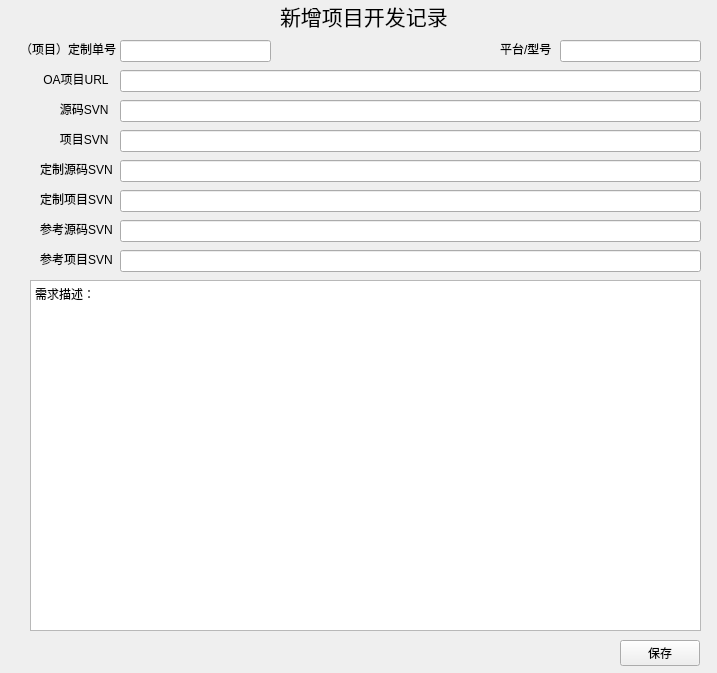
Old version of the form prjwindow.ui in the repository HEYsir/prjbox.
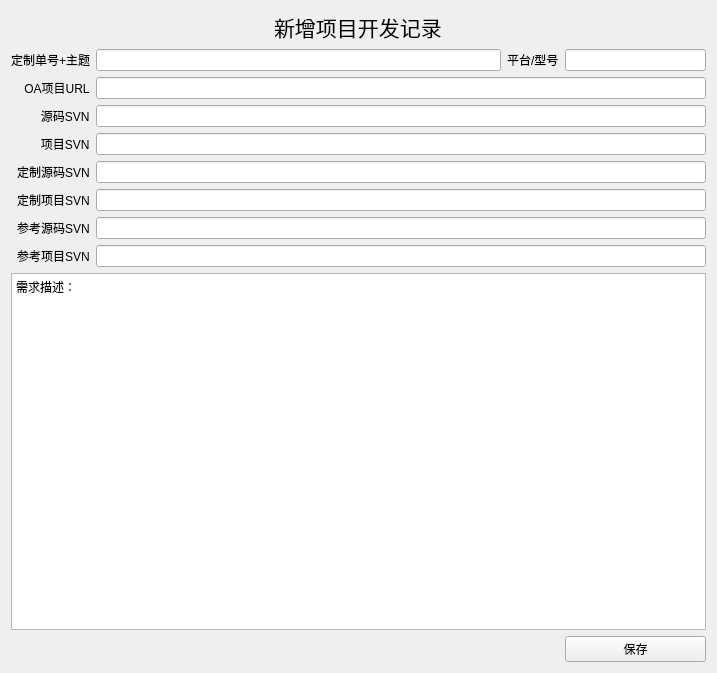
New version of the form.

Commit message: 完成窗口布局调整

What changed in the file:
```diff
--- a/prjwindow.ui
+++ b/prjwindow.ui
@@ -10,267 +10,351 @@
     <height>673</height>
    </rect>
   </property>
+  <property name="sizePolicy">
+   <sizepolicy hsizetype="Maximum" vsizetype="Maximum">
+    <horstretch>0</horstretch>
+    <verstretch>0</verstretch>
+   </sizepolicy>
+  </property>
+  <property name="minimumSize">
+   <size>
+    <width>717</width>
+    <height>673</height>
+   </size>
+  </property>
+  <property name="maximumSize">
+   <size>
+    <width>1400</width>
+    <height>1300</height>
+   </size>
+  </property>
   <property name="windowTitle">
    <string>新增项目开发记录</string>
   </property>
-  <widget class="QLabel" name="label_2">
-   <property name="geometry">
-    <rect>
-     <x>20</x>
-     <y>40</y>
-     <width>96</width>
-     <height>18</height>
-    </rect>
-   </property>
-   <property name="text">
-    <string>（项目）定制单号</string>
-   </property>
-  </widget>
-  <widget class="QLineEdit" name="dev">
-   <property name="geometry">
-    <rect>
-     <x>560</x>
-     <y>40</y>
-     <width>141</width>
-     <height>22</height>
-    </rect>
-   </property>
-  </widget>
-  <widget class="QLabel" name="label_4">
-   <property name="geometry">
-    <rect>
-     <x>40</x>
-     <y>70</y>
-     <width>70</width>
-     <height>18</height>
-    </rect>
-   </property>
-   <property name="text">
-    <string> OA项目URL</string>
-   </property>
-  </widget>
-  <widget class="QLineEdit" name="oa">
-   <property name="geometry">
-    <rect>
-     <x>120</x>
-     <y>70</y>
-     <width>581</width>
-     <height>22</height>
-    </rect>
-   </property>
-  </widget>
-  <widget class="QLineEdit" name="code">
-   <property name="geometry">
-    <rect>
-     <x>120</x>
-     <y>100</y>
-     <width>581</width>
-     <height>22</height>
-    </rect>
-   </property>
-  </widget>
-  <widget class="QLabel" name="label_5">
-   <property name="geometry">
-    <rect>
-     <x>40</x>
-     <y>100</y>
-     <width>72</width>
-     <height>18</height>
-    </rect>
-   </property>
-   <property name="text">
-    <string>      源码SVN</string>
-   </property>
-  </widget>
-  <widget class="QLabel" name="label_6">
-   <property name="geometry">
-    <rect>
-     <x>40</x>
-     <y>130</y>
-     <width>72</width>
-     <height>18</height>
-    </rect>
-   </property>
-   <property name="text">
-    <string>      项目SVN</string>
-   </property>
-  </widget>
-  <widget class="QLineEdit" name="prj">
-   <property name="geometry">
-    <rect>
-     <x>120</x>
-     <y>130</y>
-     <width>581</width>
-     <height>22</height>
-    </rect>
-   </property>
-  </widget>
-  <widget class="QLabel" name="label_7">
-   <property name="geometry">
-    <rect>
-     <x>40</x>
-     <y>220</y>
-     <width>73</width>
-     <height>18</height>
-    </rect>
-   </property>
-   <property name="text">
-    <string>参考源码SVN</string>
-   </property>
-  </widget>
-  <widget class="QLabel" name="label_8">
-   <property name="geometry">
-    <rect>
-     <x>40</x>
-     <y>250</y>
-     <width>73</width>
-     <height>18</height>
-    </rect>
-   </property>
-   <property name="text">
-    <string>参考项目SVN</string>
-   </property>
-  </widget>
-  <widget class="QLineEdit" name="refprj">
-   <property name="geometry">
-    <rect>
-     <x>120</x>
-     <y>250</y>
-     <width>581</width>
-     <height>22</height>
-    </rect>
-   </property>
-  </widget>
-  <widget class="QLineEdit" name="refcode">
-   <property name="geometry">
-    <rect>
-     <x>120</x>
-     <y>220</y>
-     <width>581</width>
-     <height>22</height>
-    </rect>
-   </property>
-  </widget>
-  <widget class="QLabel" name="label_9">
-   <property name="geometry">
-    <rect>
-     <x>40</x>
-     <y>190</y>
-     <width>73</width>
-     <height>18</height>
-    </rect>
-   </property>
-   <property name="text">
-    <string>定制项目SVN</string>
-   </property>
-  </widget>
-  <widget class="QLineEdit" name="inheritprj">
-   <property name="geometry">
-    <rect>
-     <x>120</x>
-     <y>190</y>
-     <width>581</width>
-     <height>22</height>
-    </rect>
-   </property>
-  </widget>
-  <widget class="QLineEdit" name="inheritcode">
-   <property name="geometry">
-    <rect>
-     <x>120</x>
-     <y>160</y>
-     <width>581</width>
-     <height>22</height>
-    </rect>
-   </property>
-  </widget>
-  <widget class="QLabel" name="label_10">
-   <property name="geometry">
-    <rect>
-     <x>40</x>
-     <y>160</y>
-     <width>73</width>
-     <height>18</height>
-    </rect>
-   </property>
-   <property name="text">
-    <string>定制源码SVN</string>
-   </property>
-  </widget>
-  <widget class="QTextEdit" name="con">
-   <property name="geometry">
-    <rect>
-     <x>30</x>
-     <y>280</y>
-     <width>671</width>
-     <height>351</height>
-    </rect>
-   </property>
-   <property name="html">
-    <string>&lt;!DOCTYPE HTML PUBLIC &quot;-//W3C//DTD HTML 4.0//EN&quot; &quot;http://www.w3.org/TR/REC-html40/strict.dtd&quot;&gt;
+  <layout class="QGridLayout" name="gridLayout_2">
+   <item row="1" column="0">
+    <layout class="QGridLayout" name="gridLayout">
+     <item row="4" column="1" colspan="3">
+      <widget class="QLineEdit" name="inheritcode">
+       <property name="sizePolicy">
+        <sizepolicy hsizetype="Minimum" vsizetype="Minimum">
+         <horstretch>0</horstretch>
+         <verstretch>0</verstretch>
+        </sizepolicy>
+       </property>
+       <property name="minimumSize">
+        <size>
+         <width>581</width>
+         <height>0</height>
+        </size>
+       </property>
+      </widget>
+     </item>
+     <item row="5" column="0" alignment="Qt::AlignRight">
+      <widget class="QLabel" name="label_9">
+       <property name="sizePolicy">
+        <sizepolicy hsizetype="Fixed" vsizetype="Fixed">
+         <horstretch>0</horstretch>
+         <verstretch>0</verstretch>
+        </sizepolicy>
+       </property>
+       <property name="text">
+        <string>定制项目SVN</string>
+       </property>
+      </widget>
+     </item>
+     <item row="3" column="0" alignment="Qt::AlignRight">
+      <widget class="QLabel" name="label_6">
+       <property name="sizePolicy">
+        <sizepolicy hsizetype="Fixed" vsizetype="Fixed">
+         <horstretch>0</horstretch>
+         <verstretch>0</verstretch>
+        </sizepolicy>
+       </property>
+       <property name="text">
+        <string>      项目SVN</string>
+       </property>
+      </widget>
+     </item>
+     <item row="4" column="0" alignment="Qt::AlignRight">
+      <widget class="QLabel" name="label_10">
+       <property name="sizePolicy">
+        <sizepolicy hsizetype="Fixed" vsizetype="Fixed">
+         <horstretch>0</horstretch>
+         <verstretch>0</verstretch>
+        </sizepolicy>
+       </property>
+       <property name="text">
+        <string>定制源码SVN</string>
+       </property>
+      </widget>
+     </item>
+     <item row="5" column="1" colspan="3">
+      <widget class="QLineEdit" name="inheritprj">
+       <property name="sizePolicy">
+        <sizepolicy hsizetype="Minimum" vsizetype="Minimum">
+         <horstretch>0</horstretch>
+         <verstretch>0</verstretch>
+        </sizepolicy>
+       </property>
+       <property name="minimumSize">
+        <size>
+         <width>581</width>
+         <height>0</height>
+        </size>
+       </property>
+      </widget>
+     </item>
+     <item row="8" column="0" colspan="4">
+      <widget class="QTextEdit" name="con">
+       <property name="sizePolicy">
+        <sizepolicy hsizetype="Minimum" vsizetype="Expanding">
+         <horstretch>0</horstretch>
+         <verstretch>0</verstretch>
+        </sizepolicy>
+       </property>
+       <property name="minimumSize">
+        <size>
+         <width>671</width>
+         <height>351</height>
+        </size>
+       </property>
+       <property name="html">
+        <string>&lt;!DOCTYPE HTML PUBLIC &quot;-//W3C//DTD HTML 4.0//EN&quot; &quot;http://www.w3.org/TR/REC-html40/strict.dtd&quot;&gt;
 &lt;html&gt;&lt;head&gt;&lt;meta name=&quot;qrichtext&quot; content=&quot;1&quot; /&gt;&lt;style type=&quot;text/css&quot;&gt;
 p, li { white-space: pre-wrap; }
-&lt;/style&gt;&lt;/head&gt;&lt;body style=&quot; font-family:'SimSun'; font-size:9pt; font-weight:400; font-style:normal;&quot;&gt;
-&lt;p style=&quot; margin-top:0px; margin-bottom:0px; margin-left:0px; margin-right:0px; -qt-block-indent:0; text-indent:0px;&quot;&gt;&lt;span style=&quot; font-family:'Sans Serif';&quot;&gt;需求描述：&lt;/span&gt;&lt;/p&gt;&lt;/body&gt;&lt;/html&gt;</string>
-   </property>
-  </widget>
-  <widget class="QPushButton" name="prjsave">
-   <property name="geometry">
-    <rect>
-     <x>620</x>
-     <y>640</y>
-     <width>80</width>
-     <height>26</height>
-    </rect>
-   </property>
-   <property name="text">
-    <string>保存</string>
-   </property>
-  </widget>
-  <widget class="QLineEdit" name="no">
-   <property name="geometry">
-    <rect>
-     <x>120</x>
-     <y>40</y>
-     <width>151</width>
-     <height>22</height>
-    </rect>
-   </property>
-  </widget>
-  <widget class="QLabel" name="label">
-   <property name="enabled">
-    <bool>true</bool>
-   </property>
-   <property name="geometry">
-    <rect>
-     <x>280</x>
-     <y>0</y>
-     <width>168</width>
-     <height>32</height>
-    </rect>
-   </property>
-   <property name="font">
-    <font>
-     <pointsize>16</pointsize>
-    </font>
-   </property>
-   <property name="text">
-    <string>新增项目开发记录</string>
-   </property>
-  </widget>
-  <widget class="QLabel" name="label_3">
-   <property name="geometry">
-    <rect>
-     <x>500</x>
-     <y>40</y>
-     <width>53</width>
-     <height>18</height>
-    </rect>
-   </property>
-   <property name="text">
-    <string>平台/型号</string>
-   </property>
-  </widget>
+&lt;/style&gt;&lt;/head&gt;&lt;body style=&quot; font-family:'Sans Serif'; font-size:9pt; font-weight:400; font-style:normal;&quot;&gt;
+&lt;p style=&quot; margin-top:0px; margin-bottom:0px; margin-left:0px; margin-right:0px; -qt-block-indent:0; text-indent:0px;&quot;&gt;需求描述：&lt;/p&gt;&lt;/body&gt;&lt;/html&gt;</string>
+       </property>
+      </widget>
+     </item>
+     <item row="9" column="3">
+      <widget class="QPushButton" name="prjsave">
+       <property name="minimumSize">
+        <size>
+         <width>80</width>
+         <height>22</height>
+        </size>
+       </property>
+       <property name="text">
+        <string>保存</string>
+       </property>
+      </widget>
+     </item>
+     <item row="2" column="0" alignment="Qt::AlignRight">
+      <widget class="QLabel" name="label_5">
+       <property name="sizePolicy">
+        <sizepolicy hsizetype="Fixed" vsizetype="Fixed">
+         <horstretch>0</horstretch>
+         <verstretch>0</verstretch>
+        </sizepolicy>
+       </property>
+       <property name="text">
+        <string>      源码SVN</string>
+       </property>
+      </widget>
+     </item>
+     <item row="1" column="0" alignment="Qt::AlignRight">
+      <widget class="QLabel" name="label_4">
+       <property name="sizePolicy">
+        <sizepolicy hsizetype="Fixed" vsizetype="Fixed">
+         <horstretch>0</horstretch>
+         <verstretch>0</verstretch>
+        </sizepolicy>
+       </property>
+       <property name="text">
+        <string> OA项目URL</string>
+       </property>
+      </widget>
+     </item>
+     <item row="0" column="3">
+      <widget class="QLineEdit" name="dev">
+       <property name="sizePolicy">
+        <sizepolicy hsizetype="Minimum" vsizetype="Minimum">
+         <horstretch>0</horstretch>
+         <verstretch>0</verstretch>
+        </sizepolicy>
+       </property>
+       <property name="minimumSize">
+        <size>
+         <width>141</width>
+         <height>22</height>
+        </size>
+       </property>
+      </widget>
+     </item>
+     <item row="0" column="1">
+      <widget class="QLineEdit" name="no">
+       <property name="sizePolicy">
+        <sizepolicy hsizetype="MinimumExpanding" vsizetype="Minimum">
+         <horstretch>0</horstretch>
+         <verstretch>0</verstretch>
+        </sizepolicy>
+       </property>
+       <property name="minimumSize">
+        <size>
+         <width>371</width>
+         <height>22</height>
+        </size>
+       </property>
+      </widget>
+     </item>
+     <item row="0" column="2" alignment="Qt::AlignRight">
+      <widget class="QLabel" name="label_3">
+       <property name="sizePolicy">
+        <sizepolicy hsizetype="Fixed" vsizetype="Fixed">
+         <horstretch>0</horstretch>
+         <verstretch>0</verstretch>
+        </sizepolicy>
+       </property>
+       <property name="text">
+        <string>平台/型号</string>
+       </property>
+      </widget>
+     </item>
+     <item row="6" column="1" colspan="3">
+      <widget class="QLineEdit" name="refcode">
+       <property name="sizePolicy">
+        <sizepolicy hsizetype="Minimum" vsizetype="Minimum">
+         <horstretch>0</horstretch>
+         <verstretch>0</verstretch>
+        </sizepolicy>
+       </property>
+       <property name="minimumSize">
+        <size>
+         <width>581</width>
+         <height>0</height>
+        </size>
+       </property>
+      </widget>
+     </item>
+     <item row="7" column="1" colspan="3">
+      <widget class="QLineEdit" name="refprj">
+       <property name="sizePolicy">
+        <sizepolicy hsizetype="Minimum" vsizetype="Minimum">
+         <horstretch>0</horstretch>
+         <verstretch>0</verstretch>
+        </sizepolicy>
+       </property>
+       <property name="minimumSize">
+        <size>
+         <width>581</width>
+         <height>22</height>
+        </size>
+       </property>
+      </widget>
+     </item>
+     <item row="3" column="1" colspan="3">
+      <widget class="QLineEdit" name="prj">
+       <property name="sizePolicy">
+        <sizepolicy hsizetype="Minimum" vsizetype="Minimum">
+         <horstretch>0</horstretch>
+         <verstretch>0</verstretch>
+        </sizepolicy>
+       </property>
+       <property name="minimumSize">
+        <size>
+         <width>581</width>
+         <height>0</height>
+        </size>
+       </property>
+      </widget>
+     </item>
+     <item row="2" column="1" colspan="3">
+      <widget class="QLineEdit" name="code">
+       <property name="sizePolicy">
+        <sizepolicy hsizetype="Minimum" vsizetype="Minimum">
+         <horstretch>0</horstretch>
+         <verstretch>0</verstretch>
+        </sizepolicy>
+       </property>
+       <property name="minimumSize">
+        <size>
+         <width>581</width>
+         <height>0</height>
+        </size>
+       </property>
+      </widget>
+     </item>
+     <item row="1" column="1" colspan="3">
+      <widget class="QLineEdit" name="oa">
+       <property name="sizePolicy">
+        <sizepolicy hsizetype="Minimum" vsizetype="Minimum">
+         <horstretch>0</horstretch>
+         <verstretch>0</verstretch>
+        </sizepolicy>
+       </property>
+       <property name="minimumSize">
+        <size>
+         <width>581</width>
+         <height>0</height>
+        </size>
+       </property>
+      </widget>
+     </item>
+     <item row="0" column="0" alignment="Qt::AlignRight">
+      <widget class="QLabel" name="label_2">
+       <property name="sizePolicy">
+        <sizepolicy hsizetype="Fixed" vsizetype="Fixed">
+         <horstretch>0</horstretch>
+         <verstretch>0</verstretch>
+        </sizepolicy>
+       </property>
+       <property name="text">
+        <string>定制单号+主题</string>
+       </property>
+      </widget>
+     </item>
+     <item row="7" column="0" alignment="Qt::AlignRight">
+      <widget class="QLabel" name="label_8">
+       <property name="sizePolicy">
+        <sizepolicy hsizetype="Fixed" vsizetype="Fixed">
+         <horstretch>0</horstretch>
+         <verstretch>0</verstretch>
+        </sizepolicy>
+       </property>
+       <property name="text">
+        <string>参考项目SVN</string>
+       </property>
+      </widget>
+     </item>
+     <item row="6" column="0" alignment="Qt::AlignRight">
+      <widget class="QLabel" name="label_7">
+       <property name="sizePolicy">
+        <sizepolicy hsizetype="Fixed" vsizetype="Fixed">
+         <horstretch>0</horstretch>
+         <verstretch>0</verstretch>
+        </sizepolicy>
+       </property>
+       <property name="text">
+        <string>参考源码SVN</string>
+       </property>
+      </widget>
+     </item>
+    </layout>
+   </item>
+   <item row="0" column="0" alignment="Qt::AlignHCenter">
+    <widget class="QLabel" name="prjwintitle">
+     <property name="enabled">
+      <bool>true</bool>
+     </property>
+     <property name="minimumSize">
+      <size>
+       <width>0</width>
+       <height>32</height>
+      </size>
+     </property>
+     <property name="font">
+      <font>
+       <pointsize>16</pointsize>
+      </font>
+     </property>
+     <property name="text">
+      <string>新增项目开发记录</string>
+     </property>
+    </widget>
+   </item>
+  </layout>
  </widget>
  <resources/>
  <connections/>
```
Left out of the diff: 13 changed lines with no effect on the pictures. The commit also changes 1 other file.
